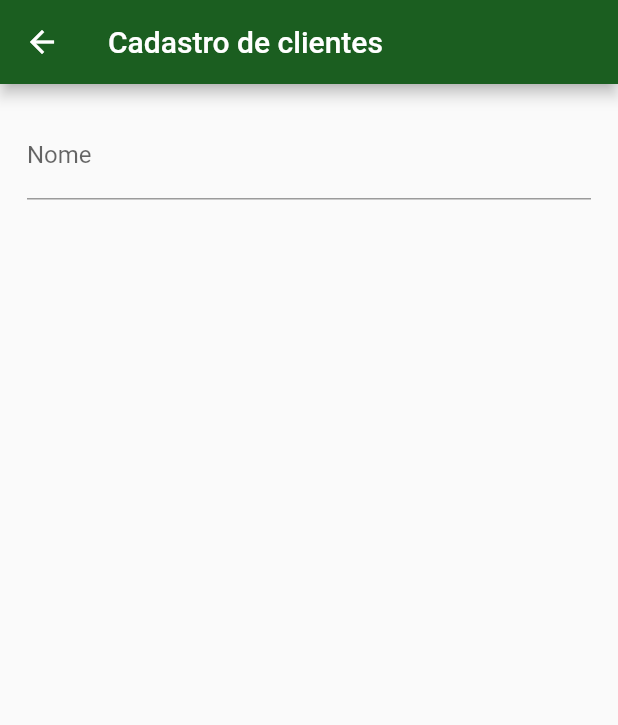
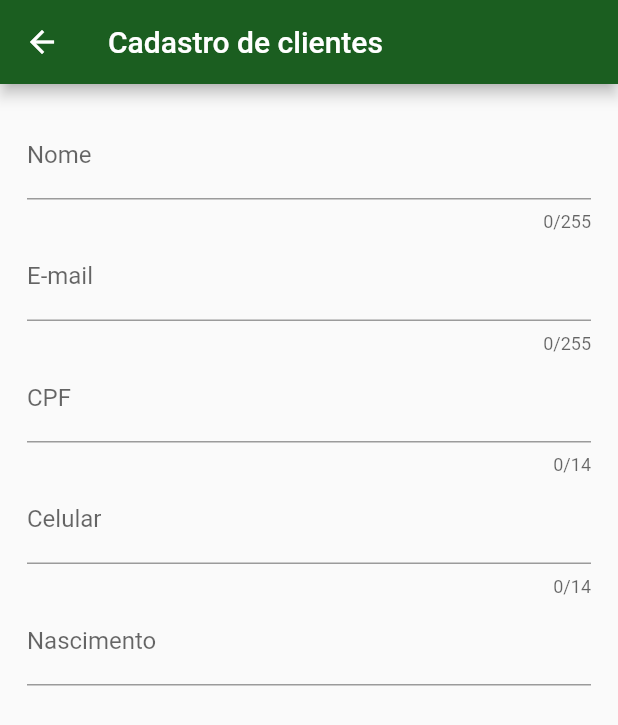
Before and after one commit to AndressaCode/flutter_estados, a Flutter app: the Registrar screen opened directly, on a phone screen of 412 x 824 dp. Shown: the top 725 px of the screen. Run offline on Flutter 3.47's test engine with Material 2 defaults, Android fonts, the phone set to English and light mode, and no system bars; drawn by our look-alikes of date_time_picker; our stand-ins replace brasil_fields.

Commit message:
Implementação da primeira parte do registro de clientes

```diff
--- a/lib/screens/autenticacao/registrar.dart
+++ b/lib/screens/autenticacao/registrar.dart
@@ -1,8 +1,15 @@
+import 'package:brasil_fields/brasil_fields.dart';
+import 'package:date_time_picker/date_time_picker.dart';
 import 'package:flutter/material.dart';
+import 'package:flutter/services.dart';
 
 class Registrar extends StatelessWidget {
-
   final _formKey = GlobalKey<FormState>();
+  final TextEditingController _nomeController = TextEditingController();
+  final TextEditingController _emailController = TextEditingController();
+  final TextEditingController _cpfController = TextEditingController();
+  final TextEditingController _celularController = TextEditingController();
+  final TextEditingController _nascimentoController = TextEditingController();
 
   @override
   Widget build(BuildContext context) {
@@ -14,10 +21,99 @@ class Registrar extends StatelessWidget {
         key: _formKey,
         child: Padding(
           padding: EdgeInsets.all(18.0),
-          child: TextFormField(
-            decoration: InputDecoration(
-              labelText: 'Nome',
-            ),
+          child: Column(
+            children: [
+              // Nome
+              TextFormField(
+                controller: _nomeController,
+                keyboardType: TextInputType.text,
+                maxLength: 255,
+                validator: (value) {
+                  if (value.contains(" "))
+                    return 'Informe pelo menos um sobrenome!';
+
+                  if (value.length < 3) return 'Nome inválido';
+
+                  return null;
+                },
+                decoration: InputDecoration(
+                  labelText: 'Nome',
+                ),
+              ),
+              // E-mail
+              TextFormField(
+                controller: _emailController,
+                keyboardType: TextInputType.emailAddress,
+                maxLength: 255,
+                validator: (value) {
+                  if (!value.contains("@") || (!value.contains('.')))
+                    return 'E-mail inválido!';
+
+                  if (value.length < 3) return 'E-mail muito curto';
+
+                  return null;
+                },
+                decoration: InputDecoration(
+                  labelText: 'E-mail',
+                ),
+              ),
+
+              // CPF
+              TextFormField(
+                controller: _cpfController,
+                keyboardType: TextInputType.number,
+                maxLength: 14,
+                validator: (value) {
+                  if (value.length != 14)
+                    return 'CPF inválido!';
+
+                  return null;
+                },
+                inputFormatters: [
+                  FilteringTextInputFormatter.digitsOnly,
+                  CpfInputFormatter(),
+                ],
+                decoration: InputDecoration(
+                  labelText: 'CPF',
+                ),
+              ),
+
+              // Celular
+              TextFormField(
+                controller: _celularController,
+                keyboardType: TextInputType.number,
+                maxLength: 14,
+                validator: (value) {
+                  if (value.length < 11)
+                    return 'Celular inválido!';
+
+                  return null;
+                },
+                inputFormatters: [
+                  FilteringTextInputFormatter.digitsOnly,
+                  TelefoneInputFormatter(),
+                ],
+                decoration: InputDecoration(
+                  labelText: 'Celular',
+                ),
+              ),
+
+              // Nascimento
+              DateTimePicker(
+                controller: _nascimentoController,
+                type: DateTimePickerType.date,
+                firstDate: DateTime(2000),
+                lastDate: DateTime(2100),
+                dateLabelText: 'Nascimento',
+                dateMask: 'dd/MM/yyyy',
+                validator: (value) {
+                  if(value.isEmpty)
+                    return 'Data inválida!';
+
+                  return null;
+                }
+              ),
+            ],
           ),
         ),
       ),
--- a/pubspec.yaml
+++ b/pubspec.yaml
@@ -30,6 +30,7 @@ dependencies:
   cupertino_icons: ^1.0.2
   provider: ^6.0.0
   brasil_fields: ^0.6.0
+  date_time_picker: ^1.1.0
 
 dev_dependencies:
   flutter_test:
```
Also changed, not shown: pubspec.lock.
